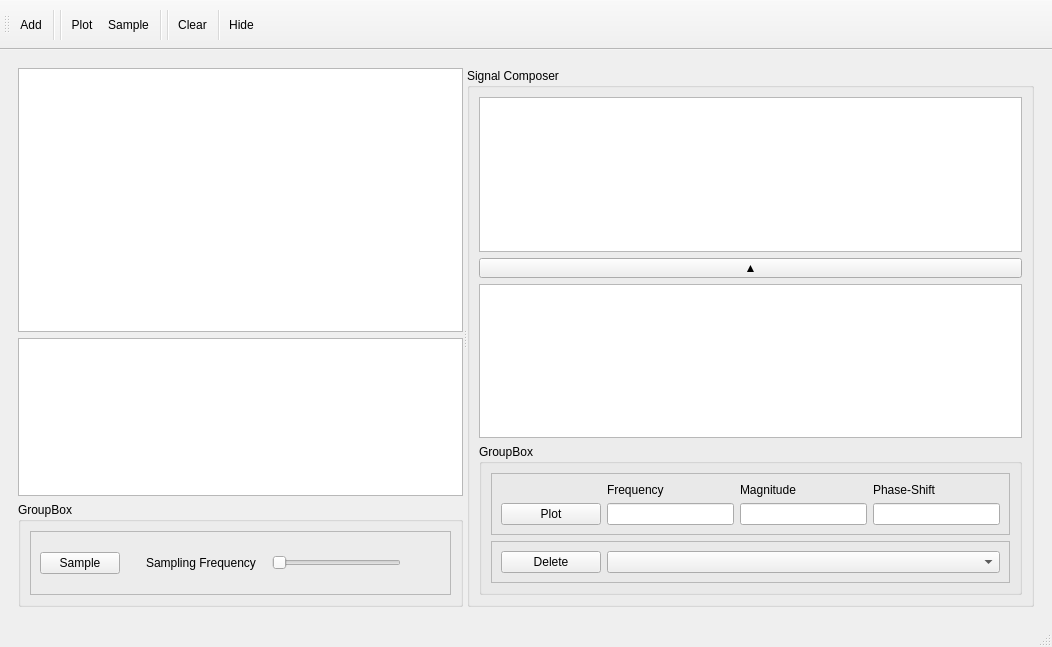
Above: gui.ui from osama51/sampling_theorem before the change. Below: the same form after it.
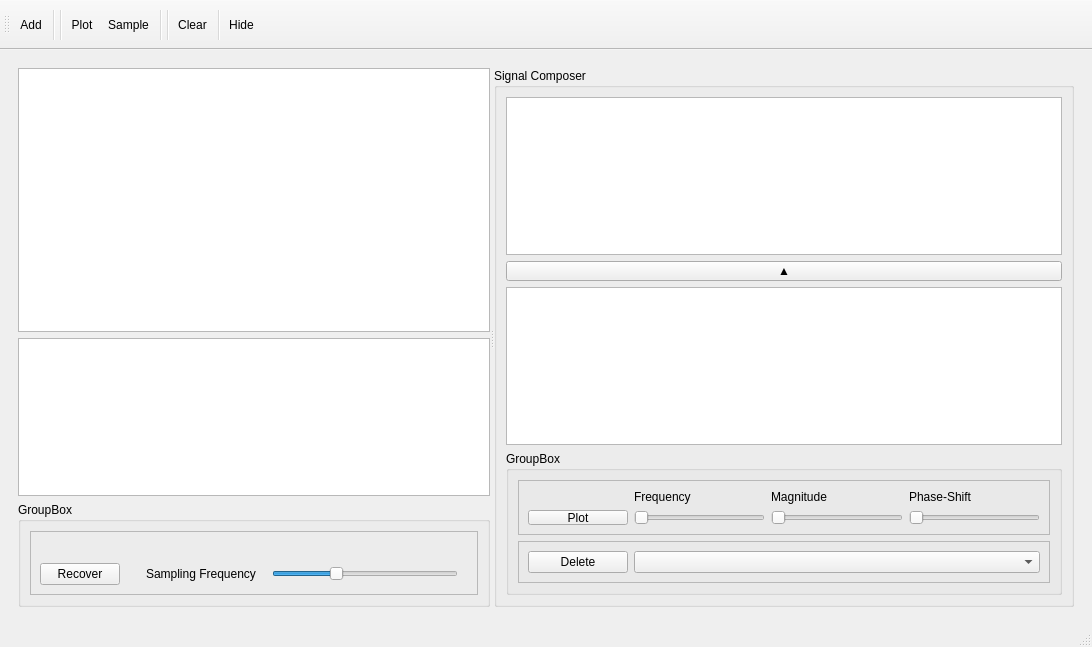
That is the form after the change. Icons and pictures are not drawn. Custom widgets are drawn as their Qt base class.

Commit message: added sampled, main-sig-view, sine-gen and combobos

Patch:
```diff
--- a/gui.ui
+++ b/gui.ui
@@ -6,7 +6,7 @@
    <rect>
     <x>0</x>
     <y>0</y>
-    <width>1052</width>
+    <width>1092</width>
     <height>647</height>
    </rect>
   </property>
@@ -17,15 +17,24 @@
    <layout class="QGridLayout" name="gridLayout">
     <item row="0" column="0">
      <widget class="QWidget" name="widget" native="true">
-      <layout class="QHBoxLayout" name="horizontalLayout">
+      <layout class="QHBoxLayout" name="horizontalLayout" stretch="0">
+       <property name="sizeConstraint">
+        <enum>QLayout::SetDefaultConstraint</enum>
+       </property>
        <item>
         <widget class="QSplitter" name="splitter">
          <property name="minimumSize">
           <size>
-           <width>300</width>
+           <width>0</width>
            <height>0</height>
           </size>
          </property>
+         <property name="maximumSize">
+          <size>
+           <width>10005</width>
+           <height>16777215</height>
+          </size>
+         </property>
          <property name="orientation">
           <enum>Qt::Horizontal</enum>
          </property>
@@ -35,13 +44,13 @@
          <widget class="QWidget" name="widget_2" native="true">
           <property name="minimumSize">
            <size>
-            <width>300</width>
+            <width>0</width>
             <height>0</height>
            </size>
           </property>
           <property name="maximumSize">
            <size>
-            <width>15000</width>
+            <width>5000</width>
             <height>16777215</height>
            </size>
           </property>
@@ -50,14 +59,14 @@
             <widget class="PlotWidget" name="graphicsView_main">
              <property name="minimumSize">
               <size>
-               <width>200</width>
+               <width>0</width>
                <height>0</height>
               </size>
              </property>
             </widget>
            </item>
            <item>
-            <widget class="QGraphicsView" name="graphicsView_recovered"/>
+            <widget class="PlotWidget" name="graphicsView_recovered"/>
            </item>
            <item>
             <widget class="QGroupBox" name="groupBox_7">
@@ -73,15 +82,22 @@
                 <property name="frameShadow">
                  <enum>QFrame::Raised</enum>
                 </property>
-                <layout class="QHBoxLayout" name="horizontalLayout_2">
-                 <item>
-                  <widget class="QPushButton" name="pushButton_3">
+                <layout class="QGridLayout" name="gridLayout_3">
+                 <item row="0" column="4">
+                  <widget class="QLabel" name="slider_value">
                    <property name="text">
-                    <string>Sample</string>
+                    <string/>
                    </property>
                   </widget>
                  </item>
-                 <item>
+                 <item row="1" column="0">
+                  <widget class="QPushButton" name="pushButton_recover">
+                   <property name="text">
+                    <string>Recover</string>
+                   </property>
+                  </widget>
+                 </item>
+                 <item row="1" column="1">
                   <spacer name="horizontalSpacer_2">
                    <property name="orientation">
                     <enum>Qt::Horizontal</enum>
@@ -97,14 +113,14 @@
                    </property>
                   </spacer>
                  </item>
-                 <item>
+                 <item row="1" column="2">
                   <widget class="QLabel" name="label">
                    <property name="text">
                     <string>Sampling Frequency</string>
                    </property>
                   </widget>
                  </item>
-                 <item>
+                 <item row="1" column="3">
                   <spacer name="horizontalSpacer_3">
                    <property name="orientation">
                     <enum>Qt::Horizontal</enum>
@@ -120,24 +136,33 @@
                    </property>
                   </spacer>
                  </item>
-                 <item>
+                 <item row="1" column="4">
                   <widget class="QSlider" name="horizontalSlider">
+                   <property name="minimum">
+                    <number>1</number>
+                   </property>
+                   <property name="maximum">
+                    <number>1500</number>
+                   </property>
+                   <property name="value">
+                    <number>500</number>
+                   </property>
                    <property name="orientation">
                     <enum>Qt::Horizontal</enum>
                    </property>
                   </widget>
                  </item>
-                 <item>
+                 <item row="1" column="5">
                   <spacer name="horizontalSpacer_4">
                    <property name="orientation">
                     <enum>Qt::Horizontal</enum>
                    </property>
                    <property name="sizeType">
-                    <enum>QSizePolicy::Minimum</enum>
+                    <enum>QSizePolicy::Fixed</enum>
                    </property>
                    <property name="sizeHint" stdset="0">
                     <size>
-                     <width>40</width>
+                     <width>10</width>
                      <height>20</height>
                     </size>
                    </property>
@@ -154,20 +179,20 @@
          <widget class="QGroupBox" name="groupBox">
           <property name="minimumSize">
            <size>
-            <width>150</width>
+            <width>0</width>
             <height>0</height>
            </size>
           </property>
           <property name="maximumSize">
            <size>
-            <width>7000</width>
+            <width>5000</width>
             <height>16777215</height>
            </size>
           </property>
           <property name="title">
            <string>Signal Composer</string>
           </property>
-          <layout class="QVBoxLayout" name="verticalLayout_5" stretch="33,0,33,0">
+          <layout class="QVBoxLayout" name="verticalLayout_5" stretch="33,6,33,30">
            <item>
             <widget class="QGraphicsView" name="graphicsView_sum">
              <property name="enabled">
@@ -189,26 +214,7 @@
             </widget>
            </item>
            <item>
-            <widget class="PlotWidget" name="graphicsView_picked">
-             <property name="backgroundBrush">
-              <brush brushstyle="SolidPattern">
-               <color alpha="255">
-                <red>0</red>
-                <green>0</green>
-                <blue>0</blue>
-               </color>
-              </brush>
-             </property>
-             <property name="foregroundBrush">
-              <brush brushstyle="SolidPattern">
-               <color alpha="255">
-                <red>255</red>
-                <green>255</green>
-                <blue>255</blue>
-               </color>
-              </brush>
-             </property>
-            </widget>
+            <widget class="PlotWidget" name="graphicsView_sine"/>
            </item>
            <item>
             <widget class="QGroupBox" name="groupBox_6">
@@ -252,17 +258,8 @@
                    </property>
                   </widget>
                  </item>
-                 <item row="4" column="2">
-                  <widget class="QLineEdit" name="lineEdit"/>
-                 </item>
-                 <item row="4" column="3">
-                  <widget class="QLineEdit" name="lineEdit_2"/>
-                 </item>
-                 <item row="4" column="1">
-                  <widget class="QLineEdit" name="lineEdit_3"/>
-                 </item>
                  <item row="4" column="0">
-                  <widget class="QPushButton" name="pushButton_plotcomp">
+                  <widget class="QPushButton" name="pushButton_plotsine">
                    <property name="minimumSize">
                     <size>
                      <width>100</width>
@@ -274,6 +271,27 @@
                    </property>
                   </widget>
                  </item>
+                 <item row="4" column="1">
+                  <widget class="QSlider" name="freq_slider">
+                   <property name="orientation">
+                    <enum>Qt::Horizontal</enum>
+                   </property>
+                  </widget>
+                 </item>
+                 <item row="4" column="2">
+                  <widget class="QSlider" name="mangitude_slider">
+                   <property name="orientation">
+                    <enum>Qt::Horizontal</enum>
+                   </property>
+                  </widget>
+                 </item>
+                 <item row="4" column="3">
+                  <widget class="QSlider" name="phase_slider">
+                   <property name="orientation">
+                    <enum>Qt::Horizontal</enum>
+                   </property>
+                  </widget>
+                 </item>
                 </layout>
                </widget>
               </item>
@@ -329,7 +347,7 @@
     <rect>
      <x>0</x>
      <y>0</y>
-     <width>1052</width>
+     <width>1092</width>
      <height>21</height>
     </rect>
    </property>
@@ -399,6 +417,9 @@
    </property>
   </action>
   <action name="actionPlot">
+   <property name="checkable">
+    <bool>true</bool>
+   </property>
    <property name="icon">
     <iconset>
      <normaloff>icons/signal.ico</normaloff>icons/signal.ico</iconset>
@@ -407,7 +428,7 @@
     <string>Plot</string>
    </property>
    <property name="toolTip">
-    <string>Plot</string>
+    <string>Plot/Hide</string>
    </property>
   </action>
   <action name="actionHide">
```
The commit also changes 7 other files.
